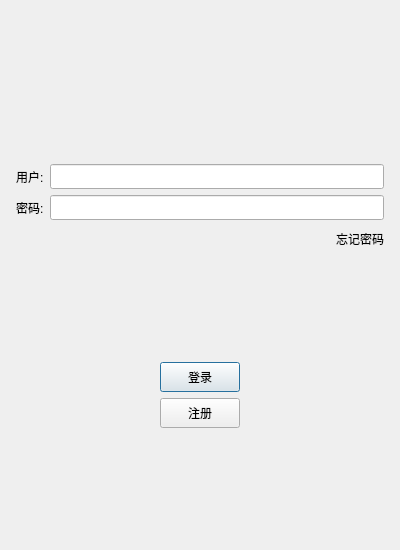
Old version of the form ChatClient/Login.ui in the repository CodeNumberZero/LearningProject.
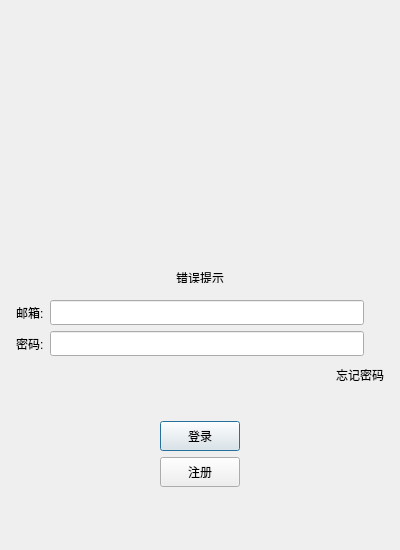
New version of the form. Icons and pictures are not drawn. Custom widgets are drawn as their Qt base class.

Commit message: 在QT客户端封装登录请求，完善登录功能，根据邮箱和密码进行登录验证；利用grpc实现状态服务，主要是用来监听其他服务器的查询请求。通过多服务之间的调用实现登录验证

```diff
--- a/ChatClient/Login.ui
+++ b/ChatClient/Login.ui
@@ -41,10 +41,22 @@
       <number>5</number>
      </property>
      <item>
-      <widget class="QWidget" name="widget" native="true">
+      <widget class="QWidget" name="head_widget" native="true">
        <layout class="QGridLayout" name="gridLayout">
         <item row="0" column="0">
-         <widget class="QLabel" name="label">
+         <widget class="QLabel" name="head_label">
+          <property name="minimumSize">
+           <size>
+            <width>200</width>
+            <height>200</height>
+           </size>
+          </property>
+          <property name="maximumSize">
+           <size>
+            <width>200</width>
+            <height>200</height>
+           </size>
+          </property>
           <property name="text">
            <string/>
           </property>
@@ -72,6 +84,28 @@
        </property>
       </spacer>
      </item>
+     <item>
+      <widget class="QWidget" name="widget" native="true">
+       <property name="minimumSize">
+        <size>
+         <width>362</width>
+         <height>33</height>
+        </size>
+       </property>
+       <layout class="QVBoxLayout" name="verticalLayout_3">
+        <item>
+         <widget class="QLabel" name="err_tip">
+          <property name="text">
+           <string>错误提示</string>
+          </property>
+          <property name="alignment">
+           <set>Qt::AlignmentFlag::AlignCenter</set>
+          </property>
+         </widget>
+        </item>
+       </layout>
+      </widget>
+     </item>
      <item>
       <layout class="QHBoxLayout" name="horizontalLayout">
        <item>
@@ -83,7 +117,7 @@
           </size>
          </property>
          <property name="text">
-          <string>用户:</string>
+          <string>邮箱:</string>
          </property>
         </widget>
        </item>
@@ -97,6 +131,22 @@
          </property>
         </widget>
        </item>
+       <item>
+        <spacer name="horizontalSpacer_6">
+         <property name="orientation">
+          <enum>Qt::Orientation::Horizontal</enum>
+         </property>
+         <property name="sizeType">
+          <enum>QSizePolicy::Policy::Fixed</enum>
+         </property>
+         <property name="sizeHint" stdset="0">
+          <size>
+           <width>20</width>
+           <height>20</height>
+          </size>
+         </property>
+        </spacer>
+       </item>
       </layout>
      </item>
      <item>
@@ -124,6 +174,22 @@
          </property>
         </widget>
        </item>
+       <item>
+        <spacer name="horizontalSpacer_7">
+         <property name="orientation">
+          <enum>Qt::Orientation::Horizontal</enum>
+         </property>
+         <property name="sizeType">
+          <enum>QSizePolicy::Policy::Fixed</enum>
+         </property>
+         <property name="sizeHint" stdset="0">
+          <size>
+           <width>20</width>
+           <height>20</height>
+          </size>
+         </property>
+        </spacer>
+       </item>
       </layout>
      </item>
      <item>
```
Left out of the diff: 7 changed lines with no effect on the pictures. The commit also changes 38 other files.
